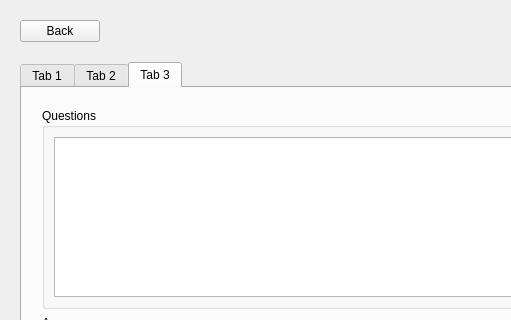
Before: the Qt Designer form designer/create_scenario_page.ui in zarathustre/ttex, drawn with Qt 5; both pictures show x 0 to 511 and y 0 to 320 of the 800 by 600 pixel window.
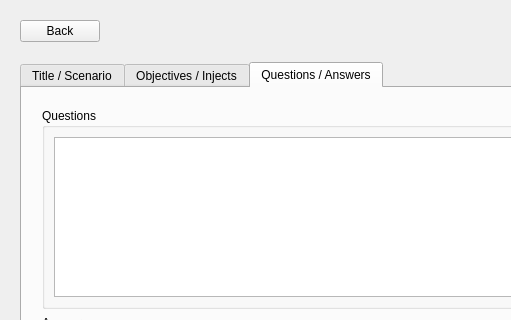
After: the same form once the commit is applied.

What changed in the file:
```diff
--- a/designer/create_scenario_page.ui
+++ b/designer/create_scenario_page.ui
@@ -49,7 +49,7 @@
      </property>
      <widget class="QWidget" name="tab_1">
       <attribute name="title">
-       <string>Tab 1</string>
+       <string>Title / Scenario</string>
       </attribute>
       <layout class="QFormLayout" name="formLayout">
        <property name="horizontalSpacing">
@@ -107,7 +107,7 @@
      </widget>
      <widget class="QWidget" name="tab_2">
       <attribute name="title">
-       <string>Tab 2</string>
+       <string>Objectives / Injects</string>
       </attribute>
       <layout class="QVBoxLayout" name="verticalLayout_2">
        <property name="leftMargin">
@@ -212,7 +212,7 @@
      </widget>
      <widget class="QWidget" name="tab_3">
       <attribute name="title">
-       <string>Tab 3</string>
+       <string>Questions / Answers</string>
       </attribute>
       <layout class="QVBoxLayout" name="verticalLayout_5">
        <property name="leftMargin">
```
Left out of the diff: 63 changed lines with no effect on the pictures.
